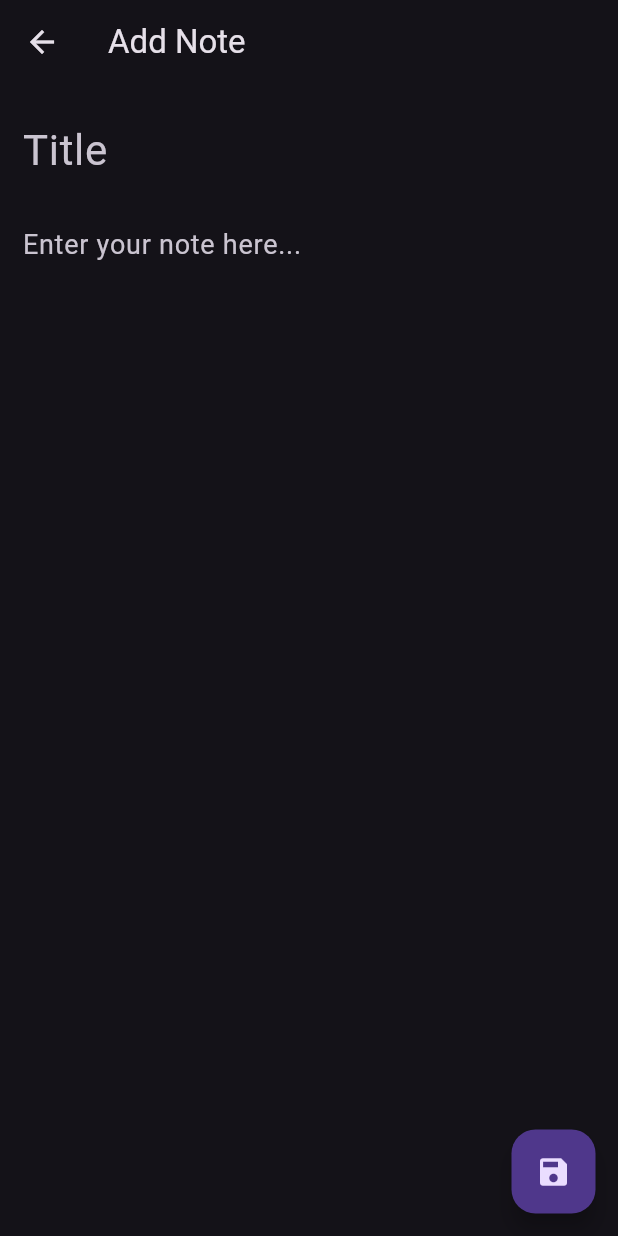
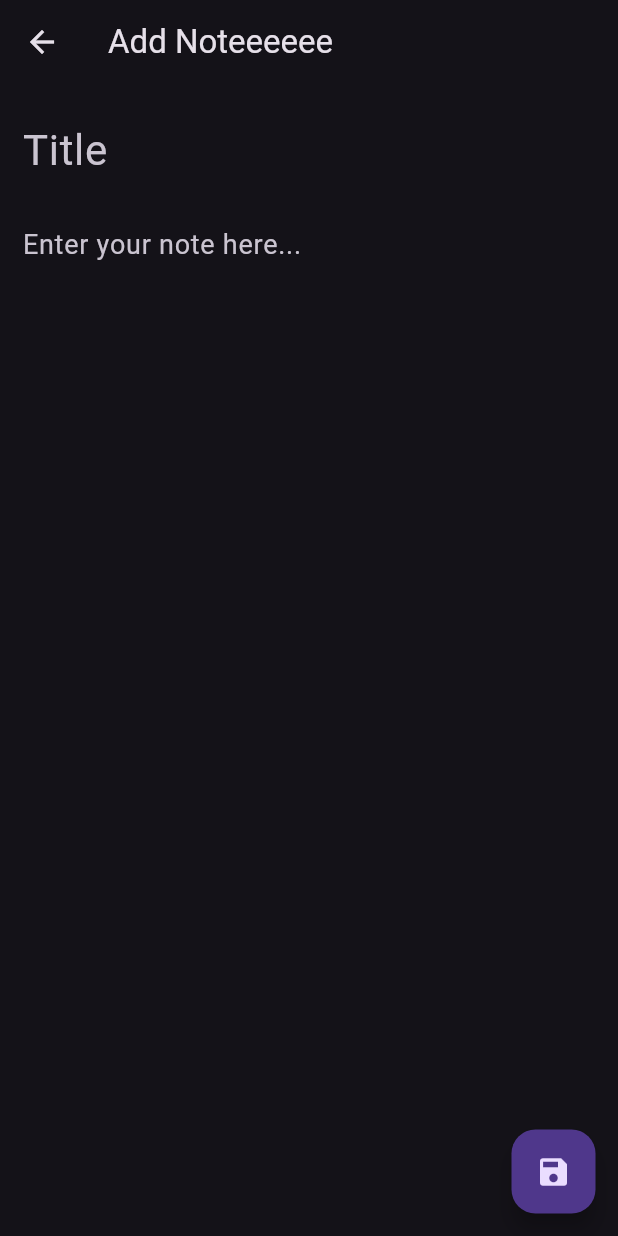
Before and after one commit to Donelongo/flutter-2024-proj, a Flutter app: the AddNote screen opened directly, on a phone screen of 412 x 824 dp. Run offline on Flutter 3.47's test engine with Material 3 defaults, Android fonts, the phone set to English and light mode, and no system bars.

Commit message:
trial if the commit works

```diff
--- a/lib/screens/addnotes.dart
+++ b/lib/screens/addnotes.dart
@@ -18,7 +18,7 @@ class _AddNoteState extends State<AddNote> {
       child: Scaffold(
         appBar: AppBar(
           title: const Text(
-            'Add Note',
+            'Add Noteeeeee',
           ),
         ),
         body: Padding(
```
